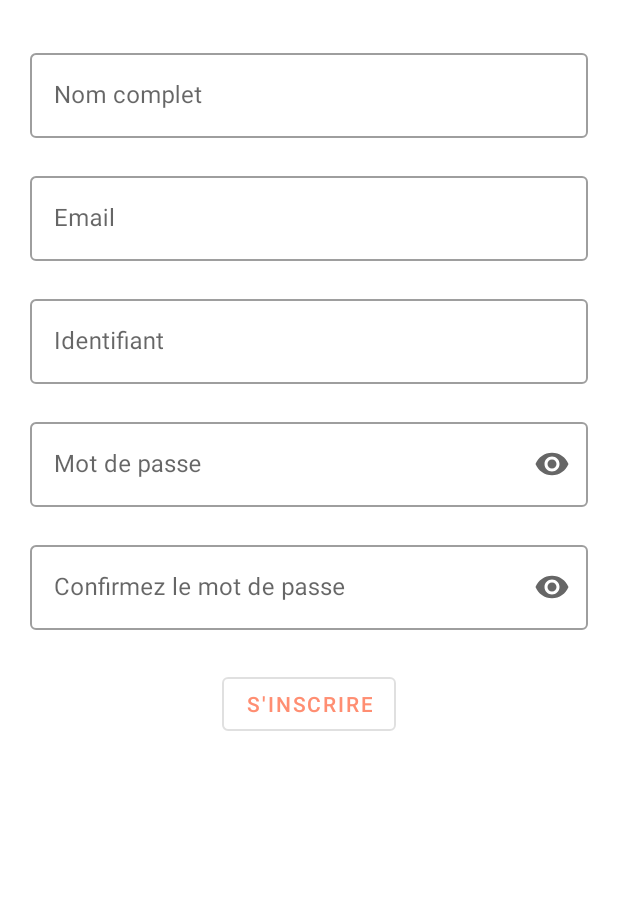
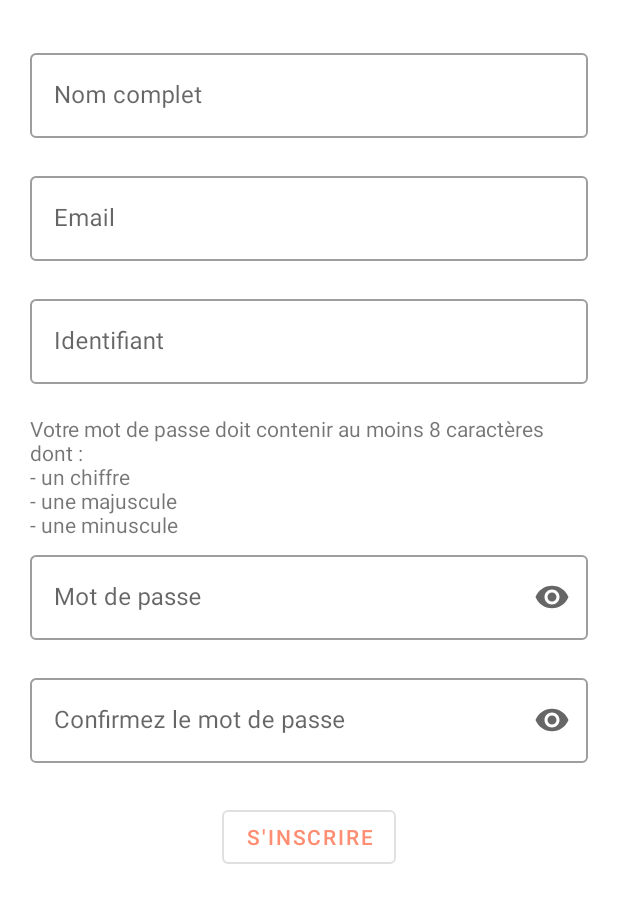
Before and after one commit to vaklein/StudHelp-Android, an Android app: the SignupActivity screen opened directly, with no data from a screen before it, on a phone screen of 412 x 824 dp. Shown: the top 903 px of the screen. Run offline under Robolectric (Android 15) with nearby library versions, the phone set to English and light mode, and no system bars.

Commit message:
Fix des caractères du mot de passe

```diff
--- a/android-studio/app/src/main/java/com/example/p4_group12/Interface/SignupActivity.java
+++ b/android-studio/app/src/main/java/com/example/p4_group12/Interface/SignupActivity.java
@@ -54,7 +54,7 @@ public class SignupActivity extends AppCompatActivity {
     private TextInputLayout loginField;
     private TextInputLayout passwordField;
     private TextInputLayout confirmPasswordField;
-    private static final String PASSWORD_STRENGTH = "((?=.*[a-z])(?=.*\\d)(?=.*[A-Z])(?=.*[*@#$%!]).{8,40})";
+    private static final String PASSWORD_STRENGTH = "((?=.*[a-z])(?=.*\\d)(?=.*[A-Z]).{8,40})";
     private LoadingDialog loadingDialog;
     private User user;
 
@@ -127,7 +127,7 @@ public class SignupActivity extends AppCompatActivity {
         Pattern passwordPattern = Pattern.compile(PASSWORD_STRENGTH);
         Matcher passwordMatcher = passwordPattern.matcher(password.getText().toString());
         if (!passwordMatcher.matches()){
-            passwordField.setError("Votre mot de passe doit contenir au moins 8 caractères dont au moins : un chiffre, une majuscule, une minuscule et un caractère spéciale (@, #, !, ...)");
+            passwordField.setError("Mot de passe non valide");
             return false;
         }
         return true;
--- a/android-studio/app/src/main/res/layout/activity_signup.xml
+++ b/android-studio/app/src/main/res/layout/activity_signup.xml
@@ -74,6 +74,14 @@
                     android:singleLine="true" />
             </com.google.android.material.textfield.TextInputLayout>
 
+            <TextView
+                android:layout_width="match_parent"
+                android:layout_height="wrap_content"
+                android:layout_marginHorizontal="20dp"
+                android:layout_marginTop="20dp"
+                android:text="@string/password_requirements_text"
+                />
+
             <com.google.android.material.textfield.TextInputLayout
                 android:id="@+id/password"
                 style="@style/Widget.MaterialComponents.TextInputLayout.OutlinedBox"
@@ -81,7 +89,7 @@
                 android:layout_height="wrap_content"
                 android:layout_marginRight="20dp"
                 android:layout_marginLeft="20dp"
-                android:layout_marginTop="20dp"
+                android:layout_marginTop="5dp"
                 android:hint="@string/password"
                 app:endIconMode="password_toggle">
 
--- a/android-studio/app/src/main/res/values/strings.xml
+++ b/android-studio/app/src/main/res/values/strings.xml
@@ -95,5 +95,6 @@
     <string name="my_bookmarks_hint">Vos signets sont affichés ici.</string>
     <string name="firstTabAdvertisement">Annonces</string>
     <string name="secondTabAdvertisement">Syntheses</string>
+    <string name="password_requirements_text">Votre mot de passe doit contenir au moins 8 caractères dont :\n- un chiffre\n- une majuscule\n- une minuscule</string>
 
 </resources>
```
